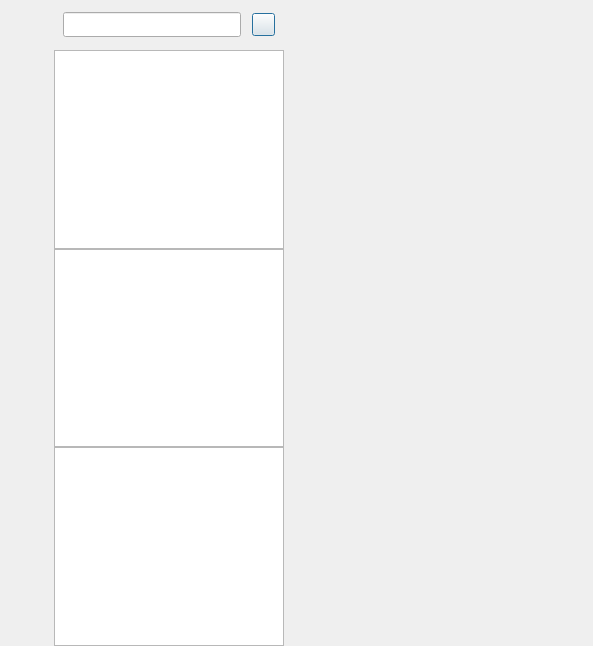
Before: the Qt Designer form QChat/chatdialog.ui in Z-xq7/QChat, drawn with Qt 5.
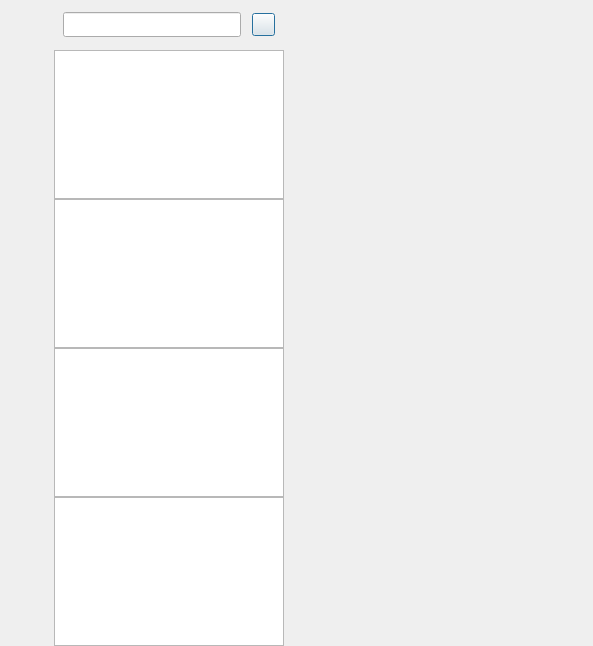
After: the same form once the commit is applied. Custom widgets are drawn as their Qt base class.

```diff
--- a/QChat/chatdialog.ui
+++ b/QChat/chatdialog.ui
@@ -90,7 +90,7 @@
         </property>
         <layout class="QVBoxLayout" name="verticalLayout_3">
          <property name="spacing">
-          <number>20</number>
+          <number>15</number>
          </property>
          <property name="leftMargin">
           <number>0</number>
@@ -373,6 +373,9 @@
         </property>
        </widget>
       </item>
+      <item>
+       <widget class="QListWidget" name="ai_user_list"/>
+      </item>
       <item>
        <widget class="SearchList" name="search_list"/>
       </item>
```
Left out of the diff: 48 changed lines with no effect on the pictures.
